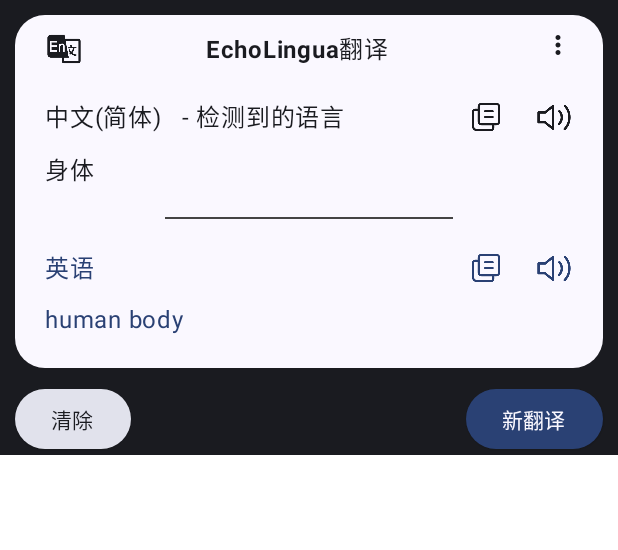
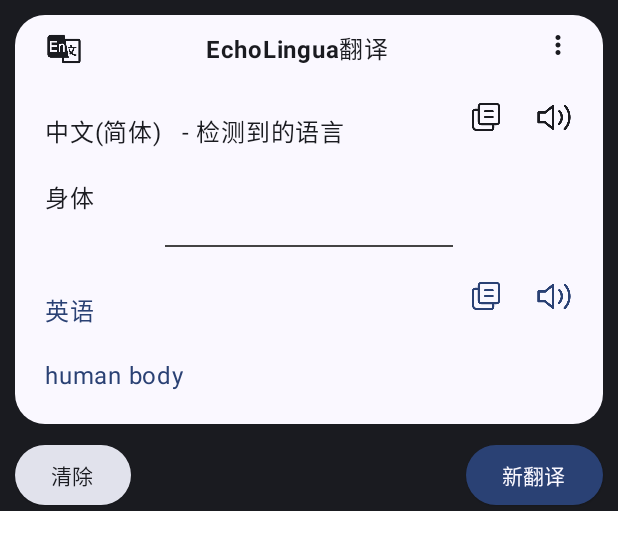
Before and after one commit to HXavier21/EchoLingua, an Android app built with Jetpack Compose: the @Preview function SecondTitlePreview, on a phone screen of 412 x 824 dp. Shown: the top 550 px of the screen. Run offline under Robolectric (Android 15) with nearby library versions, the phone set to English and light mode, and no system bars.

Commit message:
finally change

```diff
--- a/Android/app/src/main/java/com/example/echolingua/ui/page/QuickTranslatePage.kt
+++ b/Android/app/src/main/java/com/example/echolingua/ui/page/QuickTranslatePage.kt
@@ -1,7 +1,10 @@
 package com.example.echolingua.ui.page
 
+import android.content.Context
 import android.content.res.Configuration
+import android.widget.Toast
 import androidx.compose.foundation.background
+import androidx.compose.foundation.clickable
 import androidx.compose.foundation.layout.Column
 import androidx.compose.foundation.layout.Row
 import androidx.compose.foundation.layout.Spacer
@@ -9,6 +12,8 @@ import androidx.compose.foundation.layout.fillMaxWidth
 import androidx.compose.foundation.layout.padding
 import androidx.compose.foundation.layout.size
 import androidx.compose.foundation.shape.RoundedCornerShape
+import androidx.compose.foundation.text.KeyboardActions
+import androidx.compose.foundation.text.KeyboardOptions
 import androidx.compose.material.icons.Icons
 import androidx.compose.material.icons.filled.MoreVert
 import androidx.compose.material3.ButtonDefaults
@@ -22,6 +27,7 @@ import androidx.compose.material3.OutlinedTextField
 import androidx.compose.material3.Text
 import androidx.compose.runtime.Composable
 import androidx.compose.runtime.getValue
+import androidx.compose.runtime.mutableIntStateOf
 import androidx.compose.runtime.mutableStateOf
 import androidx.compose.runtime.remember
 import androidx.compose.runtime.saveable.rememberSaveable
@@ -29,11 +35,14 @@ import androidx.compose.runtime.setValue
 import androidx.compose.ui.Modifier
 import androidx.compose.ui.draw.clip
 import androidx.compose.ui.graphics.Color
+import androidx.compose.ui.platform.LocalClipboardManager
+import androidx.compose.ui.platform.LocalContext
 import androidx.compose.ui.res.painterResource
 import androidx.compose.ui.text.AnnotatedString
 import androidx.compose.ui.text.SpanStyle
 import androidx.compose.ui.text.buildAnnotatedString
 import androidx.compose.ui.text.font.FontWeight
+import androidx.compose.ui.text.input.ImeAction
 import androidx.compose.ui.text.style.TextAlign
 import androidx.compose.ui.text.withStyle
 import androidx.compose.ui.tooling.preview.Preview
@@ -43,6 +52,7 @@ import com.example.echolingua.ui.theme.EchoLinguaTheme
 
 @Composable
 fun QuickTranslatePage(state: Number, onClearClick:()->Unit={},onNewTranslateClick:()->Unit={}) {
+
     Column {
         ElevatedCard(
             elevation = CardDefaults.cardElevation(
@@ -100,22 +110,31 @@ fun QuickTranslatePage(state: Number, onClearClick:()->Unit={},onNewTranslateCli
                 )
             }
             if (state == 1) {
+                val clipboardManger= LocalClipboardManager.current
+                val onCloneClick: ()->Unit={
+                      val textToCopy="Hello"
+                        clipboardManger.setText(AnnotatedString(textToCopy))
+                }
                 Row {
                     Text(
                         text = "中文(简体)   - 检测到的语言",
                         color =  MaterialTheme.colorScheme.onSurface,
                         modifier = Modifier
-                            .padding(top = 20.dp, start = 20.dp)
+                            .padding(top = 30.dp, start = 20.dp)
                     )
                     Spacer(modifier = Modifier.weight(1f))
                         Icon(
                             painter = painterResource(id = R.drawable.paste),
                             contentDescription = null,
-                        tint =  MaterialTheme.colorScheme.onSurface,
+                            tint = MaterialTheme.colorScheme.onSurface,
                             modifier = Modifier
                                 .padding(end = 20.dp, top = 20.dp)
                                 .size(25.dp)
+                                .clickable {
+                                     onCloneClick()
+                                }
                         )
+
                     Icon(
                         painter = painterResource(id = R.drawable.report),
                         contentDescription = null,
@@ -129,7 +148,7 @@ fun QuickTranslatePage(state: Number, onClearClick:()->Unit={},onNewTranslateCli
                     text = "身体",
                     color =  MaterialTheme.colorScheme.onSurface,
                     modifier = Modifier
-                        .padding(top = 10.dp, start = 20.dp)
+                        .padding(top = 20.dp, start = 20.dp)
                 )
                 Divider(
                     color = Color.DarkGray,
@@ -140,7 +159,7 @@ fun QuickTranslatePage(state: Number, onClearClick:()->Unit={},onNewTranslateCli
                         text = "英语",
                         color = MaterialTheme.colorScheme.surfaceTint,
                         modifier = Modifier
-                            .padding(top = 20.dp, start = 20.dp)
+                            .padding(top = 30.dp, start = 20.dp)
                     )
                     Spacer(modifier = Modifier.weight(1f))
                     Icon(
@@ -150,6 +169,9 @@ fun QuickTranslatePage(state: Number, onClearClick:()->Unit={},onNewTranslateCli
                         modifier = Modifier
                             .padding(end = 20.dp, top = 20.dp)
                             .size(25.dp)
+                            .clickable {
+                                onCloneClick()
+                            }
                     )
                     Icon(
                         painter = painterResource(id = R.drawable.report),
@@ -164,7 +186,7 @@ fun QuickTranslatePage(state: Number, onClearClick:()->Unit={},onNewTranslateCli
                     text = "human body",
                     color = MaterialTheme.colorScheme.surfaceTint,
                     modifier = Modifier
-                        .padding(top = 10.dp, start = 20.dp, bottom = 20.dp)
+                        .padding(top = 20.dp, start = 20.dp, bottom = 20.dp)
                 )
             }else{
                 Text(
@@ -176,9 +198,16 @@ fun QuickTranslatePage(state: Number, onClearClick:()->Unit={},onNewTranslateCli
                 var text by remember {
                     mutableStateOf("")
                 }
+                val clipboardManager= LocalClipboardManager.current
                 OutlinedTextField(
                     value = text,
                     onValueChange = { text = it },
+                    keyboardOptions = KeyboardOptions.Default.copy(imeAction = ImeAction.Done),
+                    keyboardActions = KeyboardActions(onDone = {
+                        if( text.isNotEmpty()) {
+                           onNewTranslateClick()
+                       }
+                    }),
                     modifier = Modifier
                         .padding(start = 20.dp, top = 10.dp),
                     label = {
@@ -188,8 +217,14 @@ fun QuickTranslatePage(state: Number, onClearClick:()->Unit={},onNewTranslateCli
                         )
                     }
                 )
+
                 ElevatedButton(
-                    onClick = { },
+                    onClick = {
+                              val clipboardText=clipboardManager.getText()
+                        if(clipboardText!=null){
+                            text=clipboardText.text
+                        }
+                    },
                     colors = ButtonDefaults.buttonColors(MaterialTheme.colorScheme.onSurfaceVariant),
                     modifier = Modifier
                         .padding(start = 20.dp, top = 20.dp, bottom = 20.dp)
@@ -224,7 +259,7 @@ fun QuickTranslatePage(state: Number, onClearClick:()->Unit={},onNewTranslateCli
                 Spacer(modifier = Modifier.weight(1f))
                 ElevatedButton(
                     onClick = {
-                        onNewTranslateClick()
+                        onClearClick()
                     },
                     colors = ButtonDefaults.buttonColors(MaterialTheme.colorScheme.surfaceTint),
                     modifier = Modifier
@@ -245,8 +280,8 @@ fun QuickTranslatePage(state: Number, onClearClick:()->Unit={},onNewTranslateCli
 
 @Composable
 fun StateChoose() {
-    var state by remember { mutableStateOf(1) }
-    QuickTranslatePage(state = state, onClearClick = {state=0}, onNewTranslateClick = {state=0})
+    var state by remember { mutableIntStateOf(1) }
+    QuickTranslatePage(state = state, onClearClick = {state=0}, onNewTranslateClick = {state=1})
 }
 
 
```
Also changed, not shown: Android/app/src/main/java/com/example/echolingua/MainActivity.kt (+7 -0 lines). Lines whose indentation alone changed are shown as unchanged.
